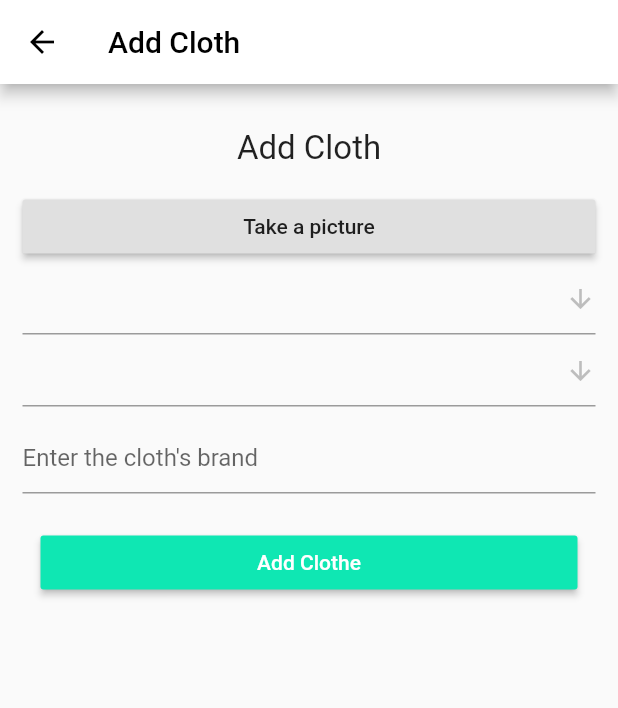
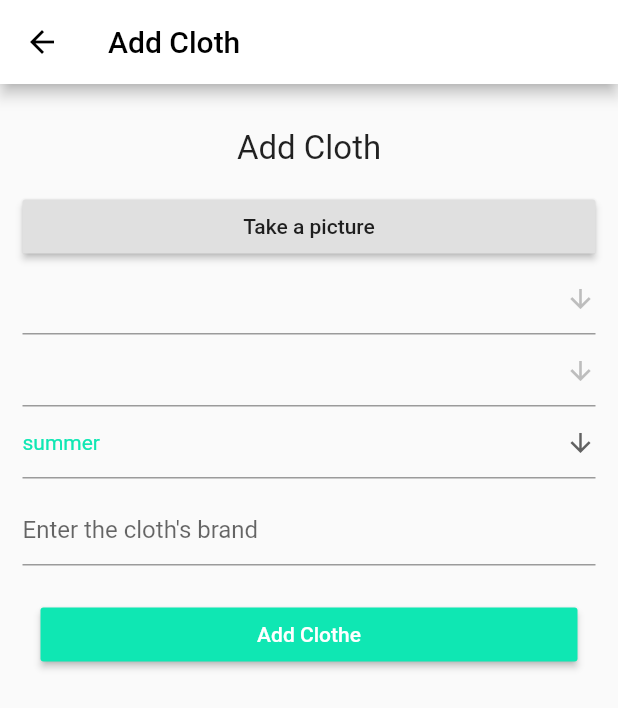
Before and after one commit to boussifCompany/projetC, a Flutter app: the Home screen opened directly with empty values, item 2 of the bottom bar chosen, after a tap on the "add" icon, on a phone screen of 412 x 824 dp. Shown: the top 708 px of the screen. Run offline on Flutter 3.47's test engine with Material 2 defaults, Android fonts, the phone set to English and light mode, and no system bars; our stand-ins replace cloud_firestore, firebase_auth, firebase_core, firebase_storage, flutter_dotenv, flutter_svg and 2 more; missing offline and left inert: enum_to_string; accounts and stored records are empty.

Commit message:
add season

```diff
--- a/lib/models/cloth_model.dart
+++ b/lib/models/cloth_model.dart
@@ -10,14 +10,15 @@ class ClothModel{
   final ColorsList color;
   final ClothTypes type;
   final Image img;
+  final hot;
 
-  ClothModel(this.color, this.type, this.brand,  this.img);
+  ClothModel(this.color, this.type, this.brand,  this.img, this.hot);
 
   Map<String, dynamic> getProperties() {
     Map<String, dynamic> properties = new Map<String, dynamic>();
     properties['color'] = this.color;
     properties['type'] = this.type;
-    // properties['hot'] = this.hot;
+    properties['hot'] = this.hot;
     return properties;
   }
 
--- a/lib/models/wardrobe_model.dart
+++ b/lib/models/wardrobe_model.dart
@@ -34,10 +34,12 @@ class WardrobeModel {
       });
 
       var random = new Random();
+      if(temp.length == 0){
+        return null;
+      }
       var n = random.nextInt(temp.length);
       res.add(temp[n]);
     });
-
     return res;
   }
 
--- a/lib/screens/addCloth/components/add_cloth_form.dart
+++ b/lib/screens/addCloth/components/add_cloth_form.dart
@@ -26,13 +26,14 @@ class _AddClothFormState extends State<AddClothForm> {
   String _brand = "";
   String _type = EnumToString.convertToString(ClothTypes.SWEAT);
   String _color = EnumToString.convertToString(ColorsList.BLACK);
+  String season = "summer";
 
   void _sendData() {
     final form = _formkey.currentState;
 
     if (form.validate()) {
       form.save();
-      widget.callback(_type, _color, _brand, image);
+      widget.callback(_type, _color, _brand, season,image);
     }
   }
 
@@ -47,8 +48,6 @@ class _AddClothFormState extends State<AddClothForm> {
     final appDir = await syspath.getApplicationDocumentsDirectory();
     final fileName = path.basename(image.path);
     final savedImage = await image.copy('${appDir.path}/${fileName}');
-
-
   }
 
   @override
@@ -113,6 +112,26 @@ class _AddClothFormState extends State<AddClothForm> {
                 );
               }).toList(),
             ),
+            DropdownButtonFormField(
+              icon: Icon(Icons.arrow_downward),
+              iconSize: 20,
+              elevation: 16,
+              value: season,
+              onChanged: (String newValue) {
+                setState(() {
+                  season = newValue;
+                });
+              },
+              onSaved: (value) => season = value.trim(),
+              style: TextStyle(color: primaryColor),
+              items: ["summer", "winter", "autumn", "spring"]
+                  .map<DropdownMenuItem<String>>((String value) {
+                return DropdownMenuItem<String>(
+                  value: value,
+                  child: Text(value),
+                );
+              }).toList(),
+            ),
             Padding(
               padding: EdgeInsets.symmetric(vertical: 10),
               child: TextFormField(
--- a/lib/screens/home/components/homepage.dart
+++ b/lib/screens/home/components/homepage.dart
@@ -1,25 +1,46 @@
 import 'package:clothis/screens/home/components/weather.dart';
 import 'package:clothis/screens/home/home.dart';
+import 'package:clothis/screens/outfitPage/outfit_page.dart';
+import 'package:clothis/widgets/outfit.dart';
 import 'package:flutter/cupertino.dart';
 
 class Homepage extends StatefulWidget {
   var callback;
+  var showOutfit;
+  var wardrobe;
 
-  Homepage(this.callback);
+  Homepage(this.callback, this.showOutfit, this.wardrobe);
 
   @override
   _HomepageState createState() => _HomepageState();
 }
 
 class _HomepageState extends State<Homepage> {
+  var outfits = [];
 
-  void retrieveTemp(temp){
+  @override
+  void initState() {
+    // TODO: implement initState
+    super.initState();
+    setState(() {
+      outfits.add(widget.wardrobe.generateOutfit(18));
+    });
+  }
+
+  void retrieveTemp(temp) {
     widget.callback(temp);
   }
+
   @override
   Widget build(BuildContext context) {
     return Column(
-      children: <Widget>[Weather(retrieveTemp)],
+      children: <Widget>[
+        Weather(retrieveTemp),
+        (outfits.length >= 1
+            ? GestureDetector(
+                onTap: () => widget.showOutfit(outfits[0]), child: Outfit())
+            : Container())
+      ],
     );
   }
 }
--- a/lib/screens/home/home.dart
+++ b/lib/screens/home/home.dart
@@ -1,9 +1,11 @@
 import 'package:clothis/models/cloth_model.dart';
+import 'package:clothis/models/outfit_model.dart';
 import 'package:clothis/models/wardrobe_model.dart';
 import 'package:clothis/screens/addCloth/add_cloth.dart';
 import 'package:clothis/screens/auth/auth.dart';
 import 'package:clothis/screens/home/components/homepage.dart';
 import 'package:clothis/screens/home/components/wardrobe.dart';
+import 'package:clothis/screens/outfitPage/outfit_page.dart';
 import 'package:clothis/styles/style.dart';
 import 'package:firebase_auth/firebase_auth.dart';
 import 'package:flutter/cupertino.dart';
@@ -21,6 +23,7 @@ class Home extends StatefulWidget {
 class _HomeState extends State<Home> {
   int _selectedIndex = 0;
   WardrobeModel _wardrobe;
+  var mainContext;
 
   static List<Widget> _widgetOptions;
 
@@ -28,7 +31,7 @@ class _HomeState extends State<Home> {
   void initState() {
     super.initState();
     _widgetOptions = <Widget>[
-      Homepage(retrieveTemp),
+      Homepage(retrieveTemp, showOutfit, widget.wardrobe),
       Wardrobe(widget.wardrobe),
     ];
   }
@@ -41,7 +44,7 @@ class _HomeState extends State<Home> {
 
   void retrieveTemp(temp){
     // print(temp);
-    // widget.wardrobe.generateOutfit(temp);
+    // print(widget.wardrobe.generateOutfit(18));
   }
 
   void retrieveCloth(ClothModel cloth){
@@ -51,6 +54,12 @@ class _HomeState extends State<Home> {
   void _addCloth(context) {
     Navigator.of(context).push(MaterialPageRoute(builder: (_) {
       return AddCloth(retrieveCloth);
+    }));
+  }
+
+  void showOutfit(OutfitModel outfit){
+    Navigator.of(mainContext).push(MaterialPageRoute(builder: (_){
+      return OutfitPage(outfit);
     }));
   }
 
@@ -64,7 +73,9 @@ class _HomeState extends State<Home> {
 
   @override
   Widget build(BuildContext context) {
+    mainContext = context;
     return Scaffold(
+      resizeToAvoidBottomInset: false,
       appBar: AppBar(
           automaticallyImplyLeading: false,
           actions: <Widget>[
--- a/lib/services/create_new_clothe.dart
+++ b/lib/services/create_new_clothe.dart
@@ -4,7 +4,7 @@ import 'package:cloud_firestore/cloud_firestore.dart';
 import 'package:firebase_auth/firebase_auth.dart';
 import 'dart:io';
 
-Future<void> createNewCloth(String type, String color, String brand, File image) async {
+Future<void> createNewCloth(String type, String color, String brand, File image, var hot) async {
   User user = getCurrentUser();
   CollectionReference userCollection =
       FirebaseFirestore.instance.collection(user.uid);
@@ -13,7 +13,8 @@ Future<void> createNewCloth(String type, String color, String brand, File image)
       .add({
         'type': type,
         'color': color,
-        'brand': brand
+        'brand': brand,
+        'hot': hot,
       })
       .then((value) => uploadFile(image, value.id))
       .catchError((error) => print("Failed to add cloth: ${error}"));
--- a/lib/services/get_wardrobe.dart
+++ b/lib/services/get_wardrobe.dart
@@ -25,8 +25,10 @@ Future<WardrobeModel> getWardrobe() async {
         EnumToString.fromString(ClothTypes.values, data['type']);
     final String brand = data['brand'];
     final Image img = await getImage(id);
+    final hot = data['hot'];
+    print(hot);
 
-    ClothModel cloth = new ClothModel(color, type, brand, img);
+    ClothModel cloth = new ClothModel(color, type, brand, img, hot);
     clothes.add(cloth);
   }
 
--- a/lib/widgets/outfit.dart
+++ b/lib/widgets/outfit.dart
@@ -0,0 +1,32 @@
+import 'package:flutter/cupertino.dart';
+import 'package:flutter/material.dart';
+
+class Outfit extends StatefulWidget {
+
+  @override
+  _OutfitState createState() => _OutfitState();
+}
+
+class _OutfitState extends State<Outfit> {
+  @override
+  Widget build(BuildContext context) {
+    return Padding(
+        padding: EdgeInsets.symmetric(vertical: 10),
+        child: InkWell(
+            onTap: null,
+            child: Container(
+              width: double.infinity,
+              decoration: BoxDecoration(
+                  color: Colors.white,
+                  borderRadius: BorderRadius.circular(5),
+                  boxShadow: [
+                    new BoxShadow(
+                        color: Colors.black12,
+                        offset: new Offset(0, 0),
+                        blurRadius: 10)
+                  ]),
+              child:
+                  Padding(padding: EdgeInsets.all(10), child: Text("Outfit")),
+            )));
+  }
+}
```
Also changed, not shown: lib/screens/addCloth/add_cloth.dart (+10 -3 lines), lib/screens/outfitPage/outfit_page.dart (added, +73 -0 lines).
